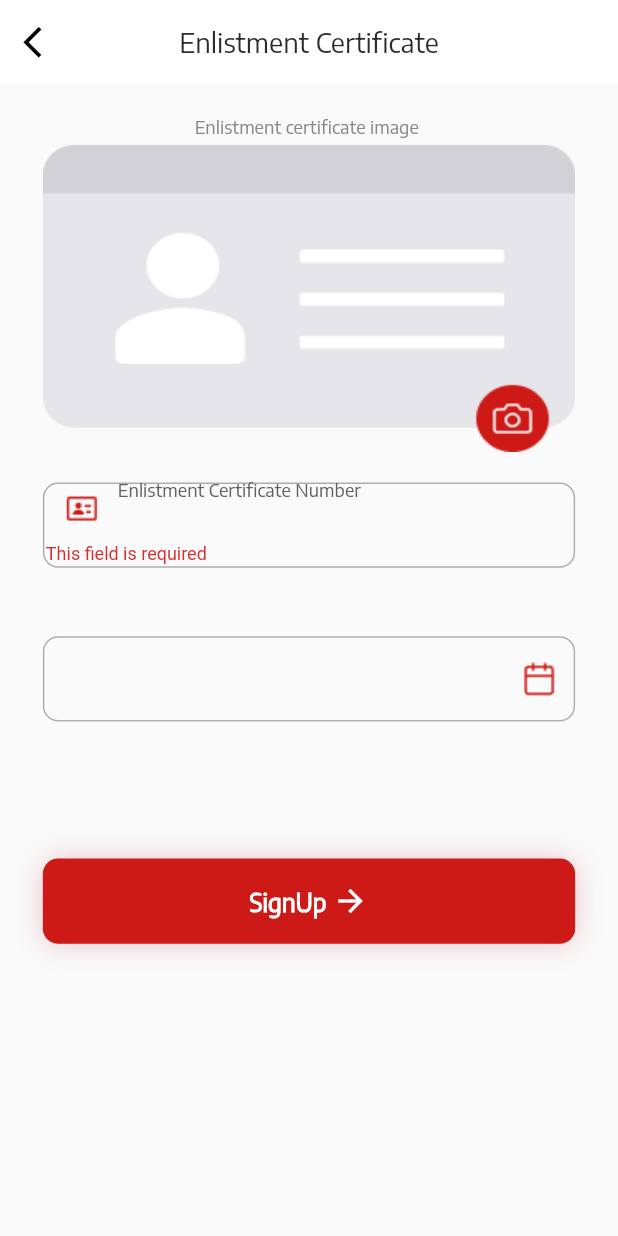
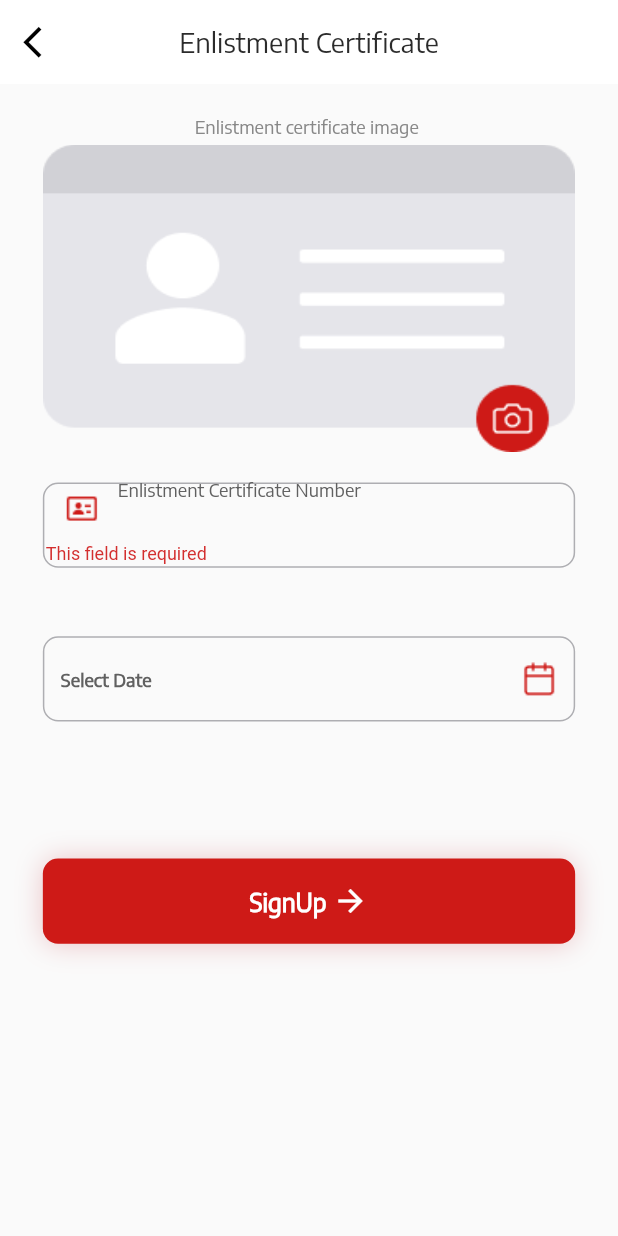
Before and after one commit to AliahmadRaza401/Rider-App, a Flutter app: the EnlistmentCertificate screen opened by its route, after a tap on "SignUp", on a phone screen of 412 x 824 dp. Run offline on Flutter 3.47's test engine with Material 2 defaults, Android fonts, the phone set to English and light mode, and no system bars; our stand-ins replace cloud_firestore, country_code_picker, date_time_picker, dotted_line, file_picker, firebase_auth and 11 more; missing offline and left inert: flutter_polyline_points, google_maps_place_picker_mb; accounts and stored records are empty.

Commit message:
Ahmad commit

```diff
--- a/lib/All Screens/Earning/earning.dart
+++ b/lib/All Screens/Earning/earning.dart
@@ -78,7 +78,8 @@ class _EarningState extends State<Earning> {
   @override
   Widget build(BuildContext context) {
     return Scaffold(
-      backgroundColor: const Color(0xffE5E5E5),
+      // backgroundColor: const Color(0xffE5E5E5),
+      backgroundColor:Colors.white,
       appBar: CustomWidget.setAppBar(context, true, 'Earning', 0xff2B2B2B,
           FontWeight.w600, 'Encode Sans', 18.sp),
       body: Container(
--- a/lib/All Screens/Payment Method/paymentMethod.dart
+++ b/lib/All Screens/Payment Method/paymentMethod.dart
@@ -51,7 +51,7 @@ class _PaymentMethodState extends State<PaymentMethod> {
         LatLng(widget.pickUpLat, widget.dropLong), distination);
     rideTime = calculateETAInMinutes(ridedistance, 30);
     distance = ridedistance * 12.0;
-    time = rideTime * 0.30;
+    time = rideTime * 0.40;
     total = distance + time + checkedValue;
   }
 
@@ -90,7 +90,7 @@ class _PaymentMethodState extends State<PaymentMethod> {
                 '(${ridedistance.toStringAsFixed(2)} km × 12)',
                 '৳ ${distance.toStringAsFixed(2)}'),
             CustomWidget.heightSizedBoxWidget(10.h),
-            rowWidget('Duration', '(${rideTime.toStringAsFixed(2)} min ×0.30)',
+            rowWidget('Duration', '(${rideTime.toStringAsFixed(2)} min ×0.40)',
                 '৳ ${time.toStringAsFixed(2)}'),
             CustomWidget.heightSizedBoxWidget(25.h),
             const DottedLine(
--- a/lib/All Screens/signUp/enlistmentCertificate.dart
+++ b/lib/All Screens/signUp/enlistmentCertificate.dart
@@ -30,14 +30,14 @@ class _EnlistmentCertificateState extends State<EnlistmentCertificate> {
 
   @override
   void initState() {
-    // userProfileProvider =
-    //     Provider.of<UserProfileProvider>(context, listen: false);
+    userProfileProvider =
+        Provider.of<UserProfileProvider>(context, listen: false);
     super.initState();
   }
 
   DateTime? datepicker;
   DateTime selectedDate1 = DateTime.now();
-  String selectedDate = '';
+  String selectedDate = 'Select Date';
   selectDate(
     BuildContext context,
     // StateSetter dropsetState,
@@ -87,7 +87,7 @@ class _EnlistmentCertificateState extends State<EnlistmentCertificate> {
 
   @override
   Widget build(BuildContext context) {
-    // bool loading = Provider.of<UserProfileProvider>(context).loading;
+    bool loading = Provider.of<UserProfileProvider>(context).loading;
     return Scaffold(
       appBar: CustomWidget.setAppBar(
         context,
@@ -198,7 +198,21 @@ class _EnlistmentCertificateState extends State<EnlistmentCertificate> {
                         userProfileProvider.enlistmentCertificateExpiryDate =
                             selectedDate;
                         userProfileProvider.enlistmentCertificateImage = _image;
-
+                        print(
+                            ' userProfileProvider.enlistmentCertificateImage: ${userProfileProvider.enlistmentCertificateImage}');
+                        print(
+                            'personalPicture: ${userProfileProvider.personalPicture}');
+                        print(
+                            'nidFrontImg: ${userProfileProvider.nidFrontImg}');
+                        print(
+                            'nidFrontImg: ${userProfileProvider.nidFrontImg}');
+                        print('nidBackImg: ${userProfileProvider.nidBackImg}');
+                        print(
+                            'drivingLicenseFrontImg: ${userProfileProvider.drivingLicenseFrontImg}');
+                        print(
+                            'drivingLicenseBackImg: ${userProfileProvider.drivingLicenseBackImg}');
+                        print(
+                            'enlistmentCertificateImage: ${userProfileProvider.enlistmentCertificateImage}');
                         userProfileProvider.postDetailsToFirestore(context);
                         // Navigator.pushNamed(context, '/home');
                       } else {
--- a/lib/All Screens/splashScreen/splashScreen.dart
+++ b/lib/All Screens/splashScreen/splashScreen.dart
@@ -41,7 +41,7 @@ class _SplashScreenState extends State<SplashScreen> {
       userProvider.getUserById(id);
       AppRoutes.replace(context, const Home());
     } else {
-      AppRoutes.push(context, const LogInScreen());
+      AppRoutes.replace(context, const LogInScreen());
       // Navigator.pushNamed(context, '/personalInformation');
 
     }
@@ -50,8 +50,9 @@ class _SplashScreenState extends State<SplashScreen> {
   @override
   Widget build(BuildContext context) {
     return Scaffold(
+      backgroundColor: Colors.white,
       body: Center(
-        child: Lottie.asset(geofence, )
+        child: Image(image: AssetImage(logoimg))
       ),
     );
   }
--- a/lib/Images/images.dart
+++ b/lib/Images/images.dart
@@ -28,3 +28,5 @@ const String geofence = "assets/images/geofence.json";
 const String shearwithyourFriends = "assets/images/shearwithyourFriends.png";
 const String insta = "assets/images/insta.png";
 const String fbook = "assets/images/fbook.png";
+const String logoimg = "assets/images/logo.jpeg";
+const String logoUpdated = "assets/images/logoUpdated.jpg";
--- a/lib/Utils/constantFile.dart
+++ b/lib/Utils/constantFile.dart
@@ -1,3 +1 @@
-
-
- const googleAPIKey = 'Repleace Your Own Key';
+const googleAPIKey = 'AIzaSyB6WZnTL-zVEM59xNwHhIC4BhwJQZLSedI';
```
Also changed, not shown: lib/All Screens/ConformOTP/conformOTP.dart (+0 -16 lines), lib/All Screens/Home/home.dart (+5 -4 lines), lib/All Screens/Ride Start/rideStart.dart (+9 -8 lines), lib/All Screens/signUp/drivingLicance.dart (+7 -3 lines), lib/All Screens/signUp/nationaIDCard.dart (+12 -5 lines), lib/All Screens/signUp/personal_Information.dart (+8 -3 lines), lib/Provider/authenticationProvider.dart (+6 -1 lines), pubspec.yaml (+8 -0 lines), assets/images/logo.jpeg (added), assets/images/logoUpdated.jpg (added), pubspec.lock, 22 other files.
